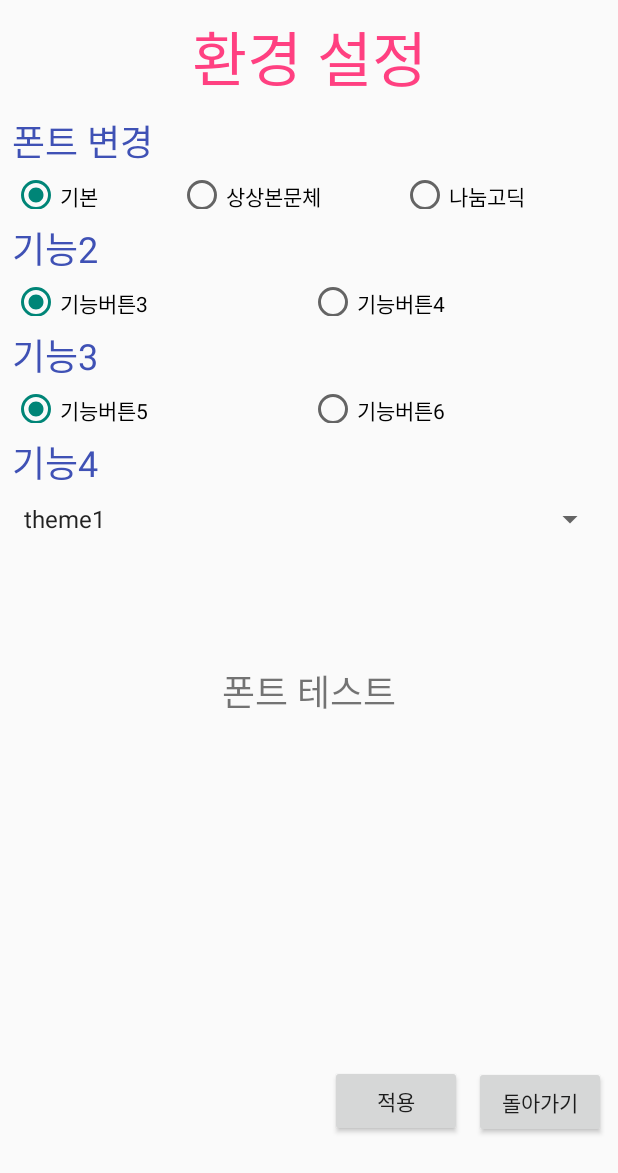
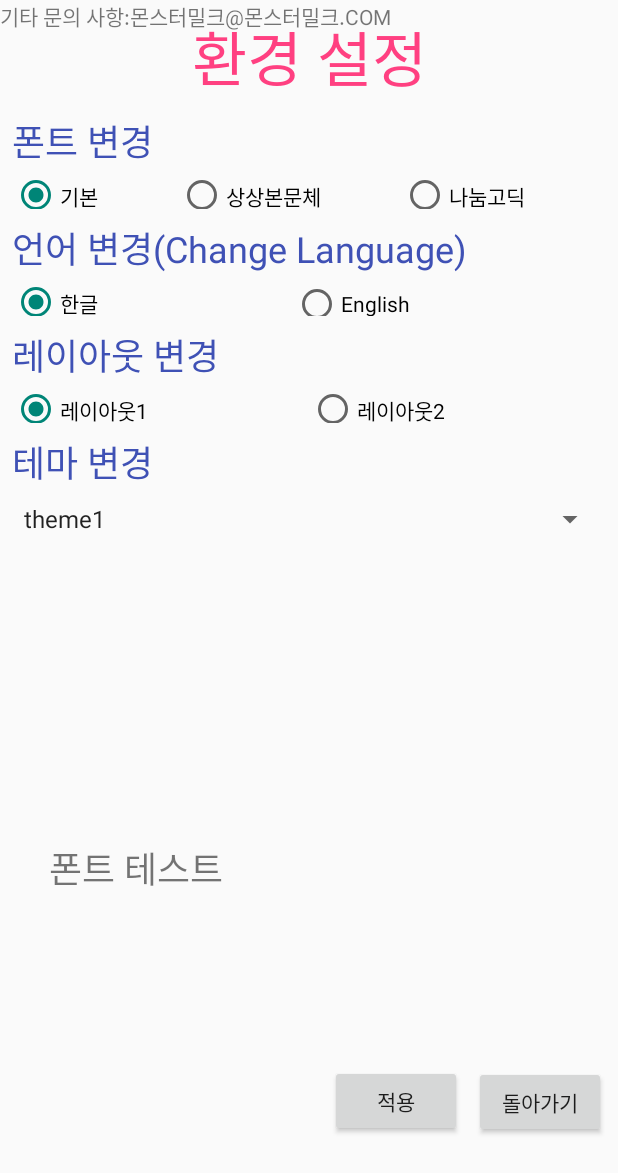
Before and after one commit to gmltbtngmltn/diary, an Android app: the layout activity_diary_setting.xml on its own in the app's theme, with its tools: preview values and no code run, on a phone screen of 412 x 824 dp. Shown: the top 1173 px of the screen. Run offline under Robolectric (Android 15) with nearby library versions, the phone set to English and light mode, and no system bars; Roboto replaces fonts that are not available here.

Commit message:
안드안드

```diff
--- a/app/src/main/res/layout/activity_diary_setting.xml
+++ b/app/src/main/res/layout/activity_diary_setting.xml
@@ -80,7 +80,7 @@
         android:layout_marginEnd="8dp"
         android:layout_marginStart="8dp"
         android:layout_marginTop="8dp"
-        android:text="기능2"
+        android:text="언어 변경(Change Language)"
         android:textSize="24dp"
         android:textColor="@color/colorPrimary"
         app:layout_constraintEnd_toEndOf="parent"
@@ -106,7 +106,7 @@
             android:layout_height="wrap_content"
             android:layout_weight="1"
             android:checked="true"
-            android:text="기능버튼3" />
+            android:text="한글" />
 
         <RadioButton
             android:id="@+id/btn4"
@@ -114,7 +114,8 @@
             android:layout_height="wrap_content"
             android:layout_weight="1"
             android:checked="false"
-            android:text="기능버튼4" />
+            android:text="English" />
+
     </RadioGroup>
 
     <TextView
@@ -124,7 +125,7 @@
         android:layout_marginEnd="8dp"
         android:layout_marginStart="8dp"
         android:layout_marginTop="8dp"
-        android:text="기능3"
+        android:text="레이아웃 변경"
         android:textSize="24dp"
         android:textColor="@color/colorPrimary"
         app:layout_constraintEnd_toEndOf="parent"
@@ -150,7 +151,7 @@
             android:layout_height="wrap_content"
             android:layout_weight="1"
             android:checked="true"
-            android:text="기능버튼5" />
+            android:text="레이아웃1" />
 
         <RadioButton
             android:id="@+id/btn6"
@@ -158,7 +159,7 @@
             android:layout_height="wrap_content"
             android:layout_weight="1"
             android:checked="false"
-            android:text="기능버튼6" />
+            android:text="레이아웃2" />
     </RadioGroup>
 
     <TextView
@@ -168,7 +169,7 @@
         android:layout_marginEnd="8dp"
         android:layout_marginStart="8dp"
         android:layout_marginTop="8dp"
-        android:text="기능4"
+        android:text="테마 변경"
         android:textSize="24dp"
         android:textColor="@color/colorPrimary"
         app:layout_constraintEnd_toEndOf="parent"
@@ -223,14 +224,23 @@
         android:layout_marginEnd="8dp"
         android:layout_marginStart="8dp"
         android:layout_marginTop="8dp"
+        android:gravity="center"
         android:text="폰트 테스트"
         android:textSize="24dp"
-        android:gravity="center"
         app:layout_constraintBottom_toBottomOf="parent"
         app:layout_constraintEnd_toEndOf="parent"
+        app:layout_constraintHorizontal_bias="0.036"
         app:layout_constraintStart_toStartOf="parent"
         app:layout_constraintTop_toBottomOf="@+id/spinner"
-        app:layout_constraintVertical_bias="0.147" />
+        app:layout_constraintVertical_bias="0.466" />
+
+    <TextView
+        android:id="@+id/textView5"
+        android:layout_width="wrap_content"
+        android:layout_height="wrap_content"
+        android:text="기타 문의 사항:몬스터밀크@몬스터밀크.COM"
+        tools:layout_editor_absoluteX="110dp"
+        tools:layout_editor_absoluteY="354dp" />
 
 
 </android.support.constraint.ConstraintLayout>
```
